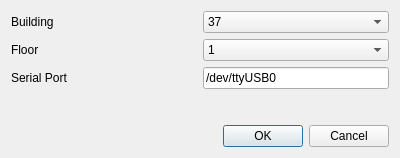
Old version of the form Navigation/metareader/ui/USB_window.ui in the repository LofaroLabs/MILES.
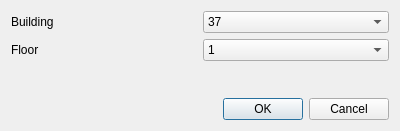
New version of the form.

```diff
--- a/Navigation/metareader/ui/USB_window.ui
+++ b/Navigation/metareader/ui/USB_window.ui
@@ -10,7 +10,7 @@
     <x>0</x>
     <y>0</y>
     <width>400</width>
-    <height>158</height>
+    <height>131</height>
    </rect>
   </property>
   <property name="windowTitle">
@@ -80,28 +80,7 @@
       </layout>
      </item>
      <item>
-      <layout class="QHBoxLayout" name="horizontalLayout_2">
-       <item>
-        <widget class="QLabel" name="label_3">
-         <property name="text">
-          <string>Serial Port</string>
-         </property>
-        </widget>
-       </item>
-       <item>
-        <widget class="QLineEdit" name="SerialPort">
-         <property name="sizePolicy">
-          <sizepolicy hsizetype="Preferred" vsizetype="Fixed">
-           <horstretch>0</horstretch>
-           <verstretch>0</verstretch>
-          </sizepolicy>
-         </property>
-         <property name="text">
-          <string>/dev/ttyUSB0</string>
-         </property>
-        </widget>
-       </item>
-      </layout>
+      <layout class="QHBoxLayout" name="horizontalLayout_2"/>
      </item>
     </layout>
    </item>
```
